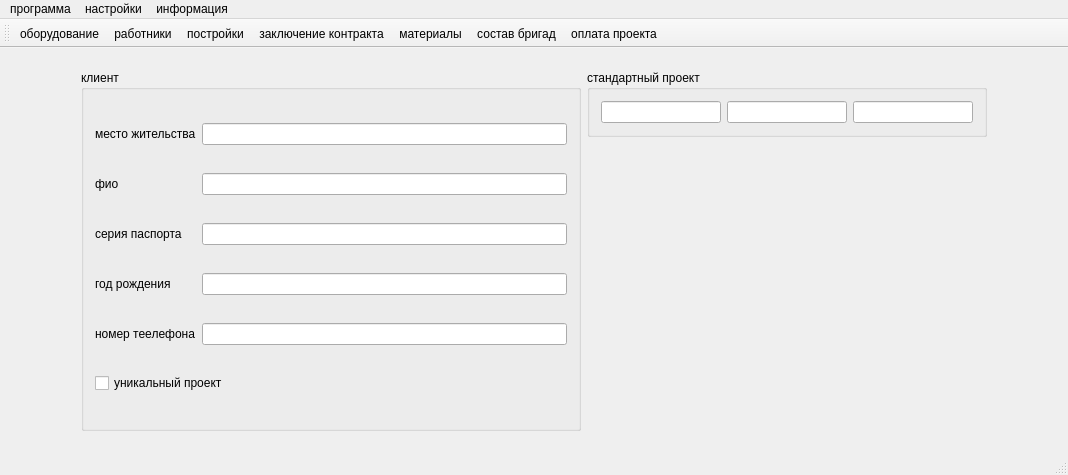
Before: the Qt Designer form mainwindow.ui in Pchelovec/course_progect, drawn with Qt 5.
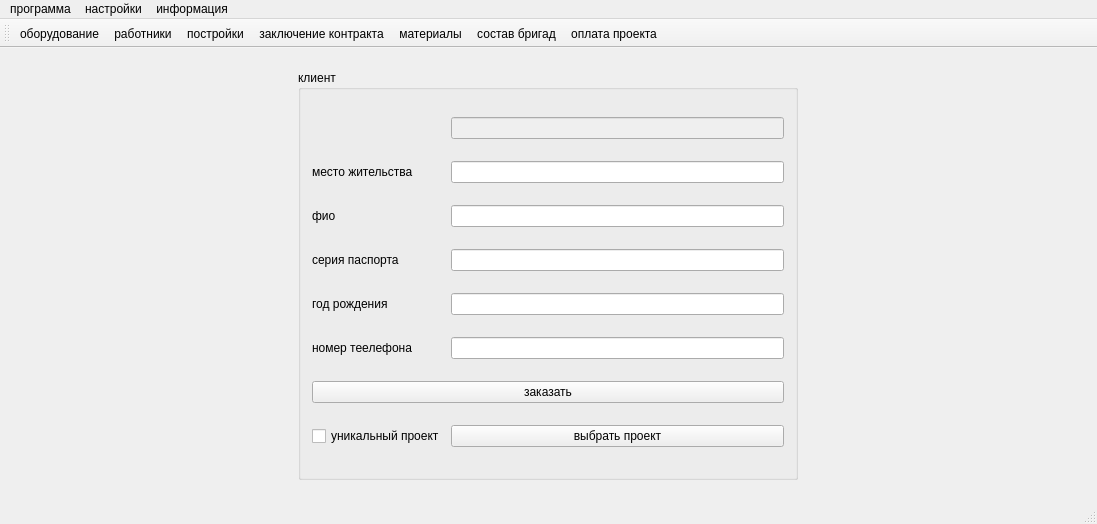
After: the same form once the commit is applied. The open tabs and pages were chosen to show the change. Icons and pictures are not drawn.

Patch:
```diff
--- a/mainwindow.ui
+++ b/mainwindow.ui
@@ -21,12 +21,10 @@
        <number>1</number>
       </property>
       <property name="currentIndex">
-       <number>9</number>
+       <number>0</number>
       </property>
       <widget class="QWidget" name="page">
-       <layout class="QGridLayout" name="gridLayout_41">
-        <item row="0" column="0">
-         <layout class="QGridLayout" name="gridLayout_40">
+       <layout class="QGridLayout" name="gridLayout_16">
           <item row="0" column="0">
            <widget class="QGroupBox" name="material_nestandart_GB">
             <property name="title">
@@ -332,19 +330,56 @@
            </widget>
           </item>
           <item row="2" column="0">
+         <widget class="QGroupBox" name="percent">
+          <property name="title">
+           <string>установите % , на сколько уникальный проект дороже стандартного</string>
+          </property>
+          <layout class="QGridLayout" name="gridLayout_15">
+           <item row="0" column="2">
+            <spacer name="horizontalSpacer_17">
+             <property name="orientation">
+              <enum>Qt::Horizontal</enum>
+             </property>
+             <property name="sizeHint" stdset="0">
+              <size>
+               <width>650</width>
+               <height>20</height>
+              </size>
+             </property>
+            </spacer>
+           </item>
+           <item row="0" column="0">
+            <widget class="QSpinBox" name="ex">
+             <property name="minimumSize">
+              <size>
+               <width>75</width>
+               <height>0</height>
+              </size>
+             </property>
+            </widget>
+           </item>
+           <item row="0" column="1">
+            <widget class="QPushButton" name="pushButton_4">
+             <property name="text">
+              <string>сохранить</string>
+             </property>
+            </widget>
+           </item>
+          </layout>
+         </widget>
+        </item>
+        <item row="3" column="0">
            <spacer name="verticalSpacer_7">
             <property name="orientation">
              <enum>Qt::Vertical</enum>
             </property>
             <property name="sizeHint" stdset="0">
              <size>
-              <width>20</width>
-              <height>40</height>
+            <width>830</width>
+            <height>13</height>
              </size>
             </property>
            </spacer>
-          </item>
-         </layout>
         </item>
        </layout>
       </widget>
@@ -663,7 +698,7 @@
               </widget>
              </item>
              <item row="1" column="0">
-              <widget class="QPushButton" name="House_progect_main_dell_PB">
+              <widget class="QPushButton" name="House_progect_main_this_PB">
                <property name="maximumSize">
                 <size>
                  <width>75</width>
@@ -671,7 +706,7 @@
                 </size>
                </property>
                <property name="text">
-                <string>-</string>
+                <string>выбрать</string>
                </property>
               </widget>
              </item>
@@ -743,50 +778,7 @@
        </layout>
       </widget>
       <widget class="QWidget" name="page_4">
-       <layout class="QGridLayout" name="gridLayout_18">
-        <item row="0" column="0">
-         <layout class="QGridLayout" name="gridLayout_15">
-          <item row="0" column="1">
            <layout class="QGridLayout" name="gridLayout_12">
-            <item row="1" column="0">
-             <spacer name="verticalSpacer">
-              <property name="orientation">
-               <enum>Qt::Vertical</enum>
-              </property>
-              <property name="sizeHint" stdset="0">
-               <size>
-                <width>20</width>
-                <height>40</height>
-               </size>
-              </property>
-             </spacer>
-            </item>
-            <item row="0" column="0">
-             <widget class="QGroupBox" name="groBox_Progect_Standart_progect">
-              <property name="maximumSize">
-               <size>
-                <width>400</width>
-                <height>16777215</height>
-               </size>
-              </property>
-              <property name="title">
-               <string>стандартный проект</string>
-              </property>
-              <layout class="QGridLayout" name="gridLayout_16">
-               <item row="0" column="0">
-                <widget class="QLineEdit" name="lineEdit_3"/>
-               </item>
-               <item row="0" column="1">
-                <widget class="QLineEdit" name="lineEdit_2"/>
-               </item>
-               <item row="0" column="2">
-                <widget class="QLineEdit" name="lineEdit"/>
-               </item>
-              </layout>
-             </widget>
-            </item>
-           </layout>
-          </item>
           <item row="0" column="0">
            <layout class="QGridLayout" name="gridLayout_14">
             <item row="0" column="0">
@@ -801,67 +793,86 @@
                <string>клиент</string>
               </property>
               <layout class="QGridLayout" name="gridLayout_11">
-               <item row="2" column="2">
+             <item row="3" column="0">
+              <widget class="QLabel" name="label_18">
+               <property name="text">
+                <string>серия паспорта</string>
+               </property>
+              </widget>
+             </item>
+             <item row="7" column="1">
+              <widget class="QPushButton" name="pushButton_2">
+               <property name="text">
+                <string>выбрать проект</string>
+               </property>
+              </widget>
+             </item>
+             <item row="3" column="1">
                 <widget class="QLineEdit" name="lineEdit_client_pasport_input"/>
                </item>
-               <item row="1" column="1">
+             <item row="2" column="0">
                 <widget class="QLabel" name="label_9">
                  <property name="text">
                   <string>фио</string>
                  </property>
                 </widget>
                </item>
-               <item row="0" column="2">
-                <widget class="QLineEdit" name="lineEdit_client_mestoJit_input"/>
-               </item>
-               <item row="5" column="1" colspan="2">
-                <widget class="QCheckBox" name="checkBox_is_ynical_progect">
-                 <property name="text">
-                  <string>уникальный проект</string>
-                 </property>
-                </widget>
-               </item>
-               <item row="4" column="1">
+             <item row="2" column="1">
+              <widget class="QLineEdit" name="lineEdit_client_fio_input"/>
+             </item>
+             <item row="5" column="0">
                 <widget class="QLabel" name="label_20">
                  <property name="text">
                   <string>номер теелефона</string>
                  </property>
                 </widget>
                </item>
-               <item row="0" column="1">
+             <item row="5" column="1">
+              <widget class="QLineEdit" name="lineEdit_client_phone_input"/>
+             </item>
+             <item row="7" column="0">
+              <widget class="QCheckBox" name="checkBox_is_ynical_progect">
+               <property name="text">
+                <string>уникальный проект</string>
+               </property>
+              </widget>
+             </item>
+             <item row="4" column="0">
+              <widget class="QLabel" name="label_19">
+               <property name="text">
+                <string>год рождения</string>
+               </property>
+              </widget>
+             </item>
+             <item row="6" column="0" colspan="2">
+              <widget class="QPushButton" name="order_PB">
+               <property name="text">
+                <string>заказать</string>
+               </property>
+              </widget>
+             </item>
+             <item row="4" column="1">
+              <widget class="QLineEdit" name="lineEdit_client_yearBir_input"/>
+             </item>
+             <item row="1" column="0">
                 <widget class="QLabel" name="label_8">
                  <property name="text">
                   <string>место жительства</string>
                  </property>
                 </widget>
                </item>
-               <item row="1" column="2">
-                <widget class="QLineEdit" name="lineEdit_client_fio_input"/>
-               </item>
-               <item row="3" column="2">
-                <widget class="QLineEdit" name="lineEdit_client_yearBir_input"/>
-               </item>
-               <item row="3" column="1">
-                <widget class="QLabel" name="label_19">
-                 <property name="text">
-                  <string>год рождения</string>
+             <item row="1" column="1">
+              <widget class="QLineEdit" name="lineEdit_client_mestoJit_input"/>
+             </item>
+             <item row="0" column="1">
+              <widget class="QLineEdit" name="building_id_for_progect">
+               <property name="enabled">
+                <bool>false</bool>
                  </property>
                 </widget>
                </item>
-               <item row="2" column="1">
-                <widget class="QLabel" name="label_18">
-                 <property name="text">
-                  <string>серия паспорта</string>
-                 </property>
-                </widget>
-               </item>
-               <item row="4" column="2">
-                <widget class="QLineEdit" name="lineEdit_client_phone_input"/>
-               </item>
-              </layout>
-             </widget>
-            </item>
-           </layout>
+            </layout>
+           </widget>
           </item>
          </layout>
         </item>
@@ -1327,34 +1338,20 @@
              <string>основная информация</string>
             </property>
             <layout class="QGridLayout" name="gridLayout_39">
-             <item row="6" column="0" colspan="3">
+             <item row="6" column="0" colspan="4">
               <widget class="QPushButton" name="new_ynic_OK_PB">
                <property name="text">
                 <string>уникальный ок</string>
                </property>
               </widget>
              </item>
-             <item row="4" column="1" colspan="2">
-              <widget class="QSpinBox" name="new_standart_time_SpB">
-               <property name="enabled">
-                <bool>false</bool>
-               </property>
-              </widget>
-             </item>
-             <item row="5" column="0" colspan="3">
+             <item row="5" column="0" colspan="4">
               <widget class="QPushButton" name="new_standart_OK_PB">
                <property name="text">
                 <string>стандартный ок</string>
                </property>
               </widget>
              </item>
-             <item row="8" column="1" colspan="2">
-              <widget class="QCheckBox" name="new_standart_show_neded_material_ChB">
-               <property name="text">
-                <string>материалы</string>
-               </property>
-              </widget>
-             </item>
              <item row="4" column="0">
               <widget class="QLabel" name="label_35">
                <property name="text">
@@ -1369,23 +1366,6 @@
                </property>
               </widget>
              </item>
-             <item row="0" column="0" colspan="2">
-              <widget class="QLabel" name="pictures_expensive">
-               <property name="text">
-                <string>TextLabel</string>
-               </property>
-              </widget>
-             </item>
-             <item row="1" column="0" colspan="2">
-              <widget class="QLabel" name="label_30">
-               <property name="text">
-                <string>уникальное название</string>
-               </property>
-              </widget>
-             </item>
-             <item row="1" column="2">
-              <widget class="QLineEdit" name="new_standart_name_LE"/>
-             </item>
              <item row="2" column="0">
               <widget class="QLabel" name="label_32">
                <property name="text">
@@ -1393,9 +1373,6 @@
                </property>
               </widget>
              </item>
-             <item row="2" column="1" colspan="2">
-              <widget class="QSpinBox" name="new_standart_metter_SpBox"/>
-             </item>
              <item row="3" column="0">
               <widget class="QLabel" name="label_34">
                <property name="text">
@@ -1403,10 +1380,7 @@
                </property>
               </widget>
              </item>
-             <item row="3" column="1" colspan="2">
-              <widget class="QDoubleSpinBox" name="new_standart_DSpBox"/>
-             </item>
-             <item row="7" column="0" colspan="3">
+             <item row="7" column="0" colspan="4">
               <spacer name="horizontalSpacer_7">
                <property name="orientation">
                 <enum>Qt::Horizontal</enum>
@@ -1419,6 +1393,43 @@
                </property>
               </spacer>
              </item>
+             <item row="2" column="1" colspan="3">
+              <widget class="QSpinBox" name="new_standart_metter_SpBox"/>
+             </item>
+             <item row="3" column="1" colspan="3">
+              <widget class="QDoubleSpinBox" name="new_standart_DSpBox"/>
+             </item>
+             <item row="4" column="1" colspan="3">
+              <widget class="QSpinBox" name="new_standart_time_SpB">
+               <property name="enabled">
+                <bool>false</bool>
+               </property>
+              </widget>
+             </item>
+             <item row="8" column="2" colspan="2">
+              <widget class="QCheckBox" name="new_standart_show_neded_material_ChB">
+               <property name="text">
+                <string>материалы</string>
+               </property>
+              </widget>
+             </item>
+             <item row="1" column="0">
+              <widget class="QLabel" name="label_30">
+               <property name="text">
+                <string>уникальное название</string>
+               </property>
+              </widget>
+             </item>
+             <item row="1" column="1" colspan="3">
+              <widget class="QLineEdit" name="new_standart_name_LE"/>
+             </item>
+             <item row="0" column="0" colspan="4">
+              <widget class="QLabel" name="pictures_expensive">
+               <property name="text">
+                <string>TextLabel</string>
+               </property>
+              </widget>
+             </item>
             </layout>
            </widget>
           </item>
@@ -1682,6 +1693,7 @@
     <addaction name="BD_change"/>
     <addaction name="separator"/>
     <addaction name="work_process_option"/>
+    <addaction name="action_3"/>
    </widget>
    <addaction name="menu"/>
    <addaction name="menu_3"/>
@@ -1839,6 +1851,11 @@
     <string>оплата проекта</string>
    </property>
   </action>
+  <action name="action_3">
+   <property name="text">
+    <string>изменить наценку</string>
+   </property>
+  </action>
  </widget>
  <layoutdefault spacing="6" margin="11"/>
  <resources>
```
Lines whose indentation alone changed are shown as unchanged.
